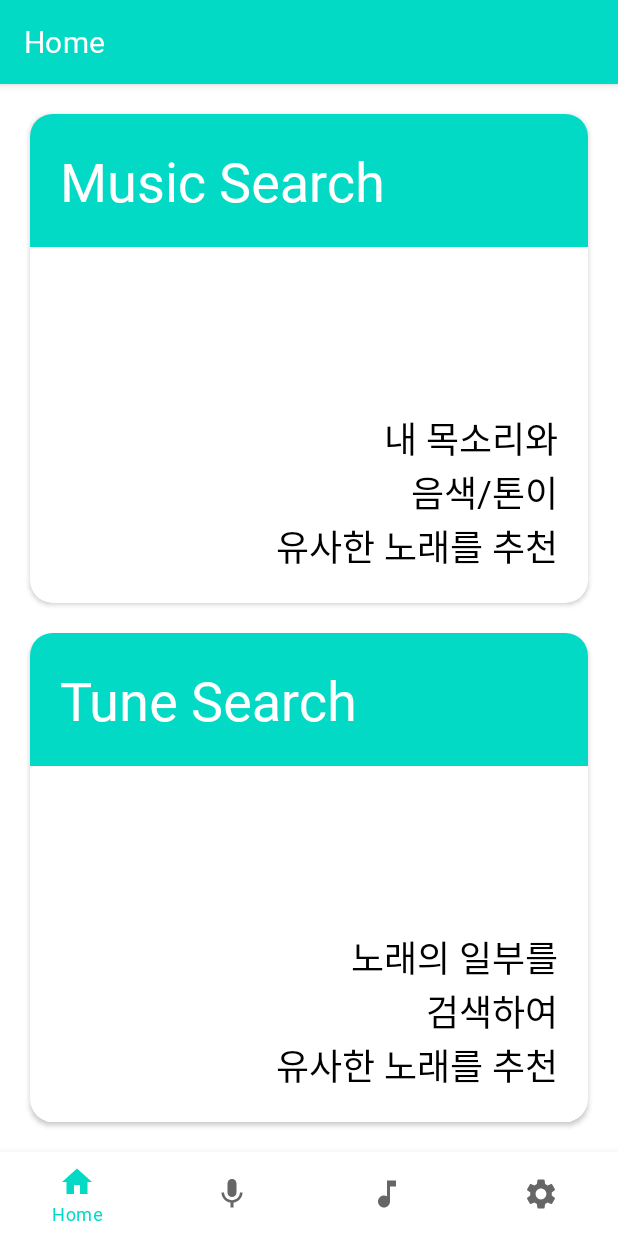
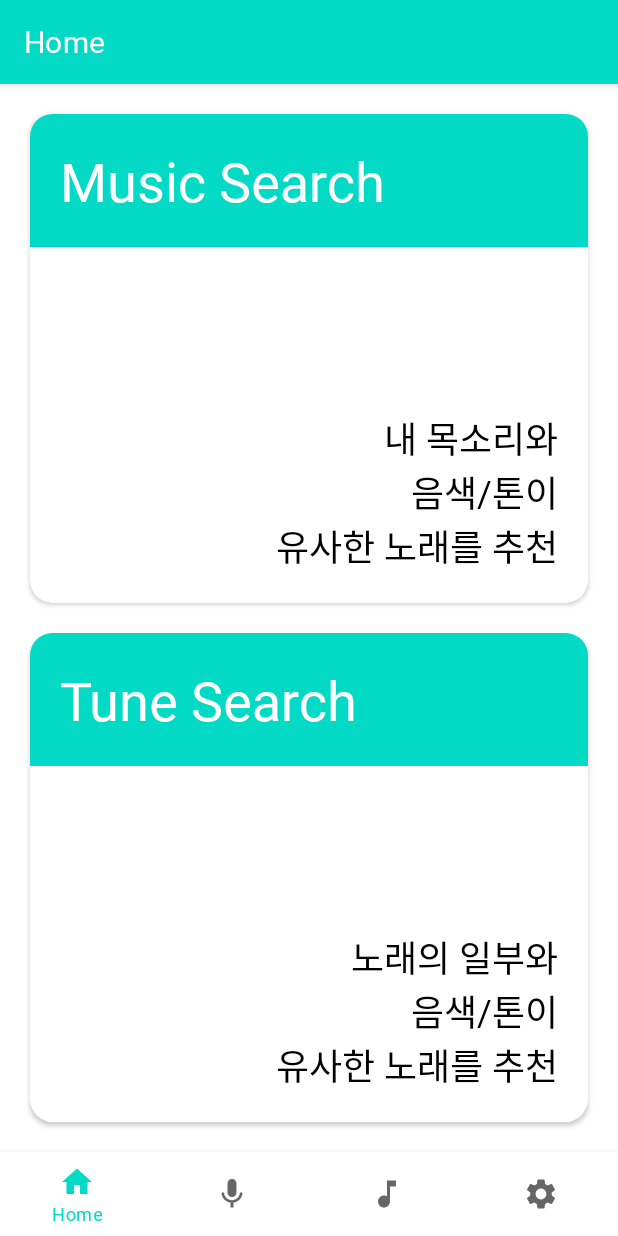
Before and after one commit to Rec-ommend/app_ui_improving, an Android app: the screen it shows after launch (MainActivity), on a phone screen of 412 x 824 dp. Run offline under Robolectric (Android 15) with nearby library versions, the light colour scheme and no system bars; our stand-ins replace navigation-ui.

Commit message:
edit home screen text

```diff
--- a/app/src/main/res/layout/fragment_home.xml
+++ b/app/src/main/res/layout/fragment_home.xml
@@ -35,7 +35,7 @@
             android:layout_gravity="bottom|end"
             android:layout_margin="20dp"
             android:fontFamily="@font/nanum"
-            android:text="내 목소리와\n음색/톤이\n유사한 노래를 추천"
+            android:text="@string/msearch_btn_discription"
             android:textAlignment="viewEnd"
             android:textColor="@color/black"
             android:textSize="24sp" />
@@ -71,7 +71,7 @@
             android:layout_gravity="bottom|end"
             android:layout_margin="20dp"
             android:fontFamily="@font/nanum"
-            android:text="노래의 일부를\n검색하여\n유사한 노래를 추천"
+            android:text="@string/tsearch_btn_discription"
             android:textAlignment="viewEnd"
             android:textColor="@color/black"
             android:textSize="24sp" />
--- a/app/src/main/res/values/strings.xml
+++ b/app/src/main/res/values/strings.xml
@@ -20,4 +20,6 @@
     <string name="result_description_m">내 음색 분석 결과</string>
     <string name="result_description_t">노래 음색 분석 결과</string>
     <string name="title_sim_btn">도움말</string>
+    <string name="msearch_btn_discription">내 목소리와\n음색/톤이\n유사한 노래를 추천</string>
+    <string name="tsearch_btn_discription">노래의 일부와\n음색/톤이\n유사한 노래를 추천</string>
 </resources>
```
Also changed, not shown: 2 other files.
